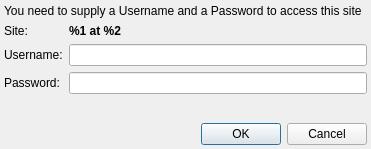
The window that ui/login_url.ui (Monthy/gr-lida) describes before a commit, drawn with Qt 5.
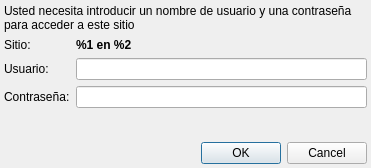
The same window after the commit.

```diff
--- a/ui/login_url.ui
+++ b/ui/login_url.ui
@@ -6,7 +6,7 @@
     <x>0</x>
     <y>0</y>
     <width>371</width>
-    <height>149</height>
+    <height>168</height>
    </rect>
   </property>
   <property name="windowTitle" >
@@ -34,17 +34,17 @@
    <item row="0" column="0" colspan="2" >
     <widget class="QLabel" name="label" >
      <property name="text" >
-      <string>You need to supply a Username and a Password to access this site</string>
+      <string>Usted necesita introducir un nombre de usuario y una contraseña para acceder a este sitio</string>
      </property>
      <property name="wordWrap" >
-      <bool>false</bool>
+      <bool>true</bool>
      </property>
     </widget>
    </item>
    <item row="2" column="0" >
     <widget class="QLabel" name="label_2" >
      <property name="text" >
-      <string>Username:</string>
+      <string>Usuario:</string>
      </property>
     </widget>
    </item>
@@ -54,7 +54,7 @@
    <item row="3" column="0" >
     <widget class="QLabel" name="label_3" >
      <property name="text" >
-      <string>Password:</string>
+      <string>Contraseña:</string>
      </property>
     </widget>
    </item>
@@ -74,7 +74,7 @@
    <item row="1" column="0" >
     <widget class="QLabel" name="label_4" >
      <property name="text" >
-      <string>Site:</string>
+      <string>Sitio:</string>
      </property>
     </widget>
    </item>
@@ -87,7 +87,7 @@
       </font>
      </property>
      <property name="text" >
-      <string>%1 at %2</string>
+      <string>%1 en %2</string>
      </property>
      <property name="wordWrap" >
       <bool>true</bool>
```
Left out of the diff: 2 changed lines with no effect on the pictures.
